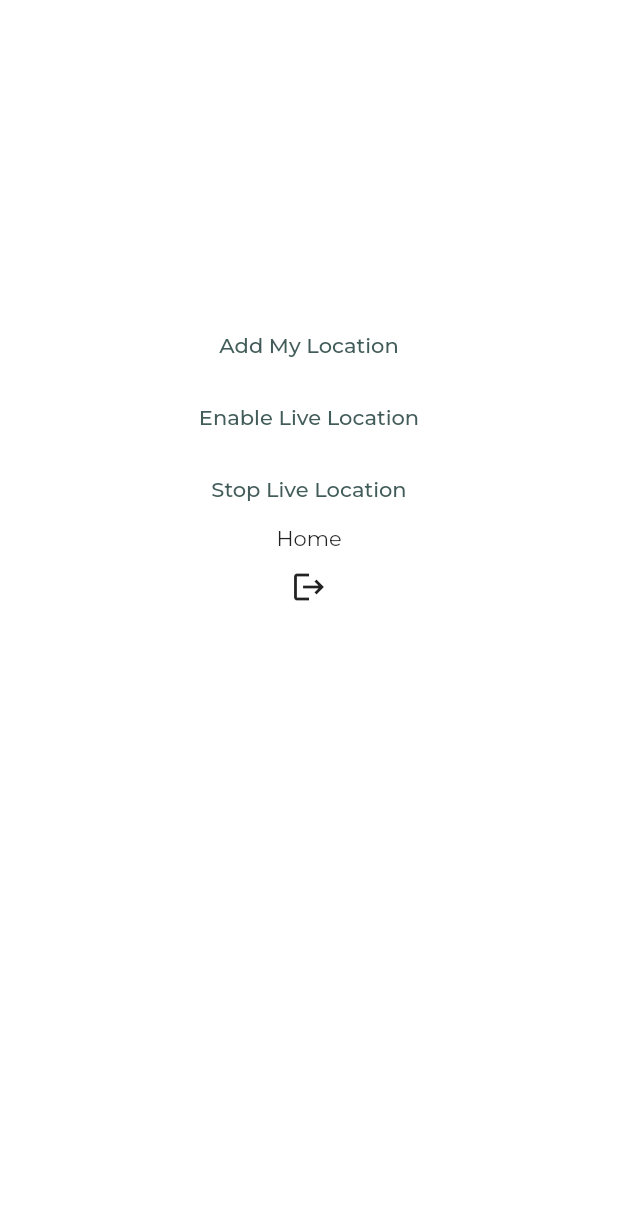
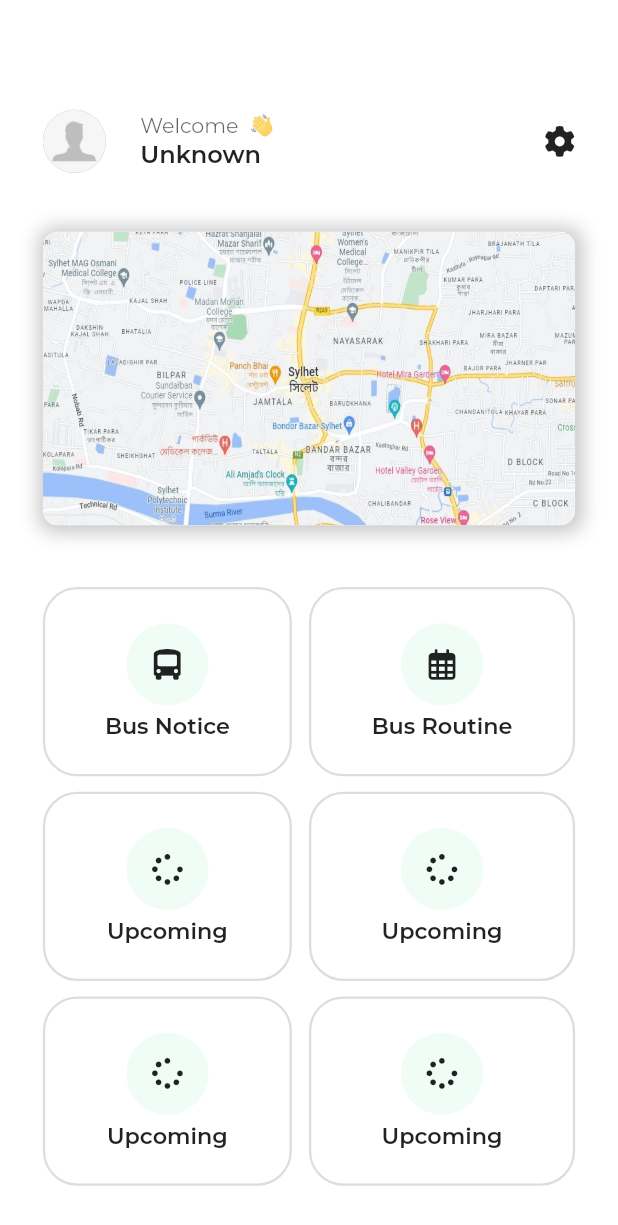
Before and after one commit to Sajid-ikram/LU-Bird, a Flutter app: the screen it shows once a user with an empty profile is signed in, on a phone screen of 412 x 824 dp. Shown: the top 1225 px of the screen. Run offline on Flutter 3.47's test engine with Material 2 defaults, Android fonts, the phone set to English and light mode, and no system bars; our stand-ins replace cloud_firestore, firebase_auth, firebase_core, flutter_screenutil, flutter_spinkit, font_awesome_flutter and 4 more; accounts and stored records are empty.

Commit message:
Multiple device tracking

```diff
--- a/lib/initial.dart
+++ b/lib/initial.dart
@@ -2,10 +2,12 @@ import 'package:flutter/cupertino.dart';
 import 'package:firebase_core/firebase_core.dart';
 import 'package:firebase_auth/firebase_auth.dart';
 import 'package:flutter/material.dart';
+import 'package:lu_bird/providers/profile_provider.dart';
 import 'package:lu_bird/view/auth/landing_page.dart';
 import 'package:lu_bird/view/auth/verification.dart';
 import 'package:lu_bird/view/home/home.dart';
 import 'package:lu_bird/view/public_widgets/custom_loading.dart';
+import 'package:provider/provider.dart';
 
 class Initial extends StatefulWidget {
   const Initial({Key? key}) : super(key: key);
@@ -16,6 +18,7 @@ class Initial extends StatefulWidget {
 
 class _InitialState extends State<Initial> {
   final Future<FirebaseApp> _initialization = Firebase.initializeApp();
+
   @override
   Widget build(BuildContext context) {
     return FutureBuilder(
@@ -44,6 +47,12 @@ class MiddleOfHomeAndSignIn extends StatefulWidget {
 
 class _MiddleOfHomeAndSignInState extends State<MiddleOfHomeAndSignIn> {
   @override
+  void initState() {
+    // TODO: implement initState
+    super.initState();
+    Provider.of<ProfileProvider>(context, listen: false).getUserInfo();
+  }
+  @override
   Widget build(BuildContext context) {
     return StreamBuilder<User?>(
       stream:
--- a/lib/main.dart
+++ b/lib/main.dart
@@ -1,17 +1,21 @@
+import 'package:firebase_core/firebase_core.dart';
 import 'package:flutter/material.dart';
 import 'package:flutter/services.dart';
 import 'package:google_fonts/google_fonts.dart';
 import 'package:flutter_screenutil/flutter_screenutil.dart';
 import 'package:lu_bird/providers/authentication.dart';
+import 'package:lu_bird/providers/profile_provider.dart';
 import 'package:lu_bird/view/auth/landing_page.dart';
 import 'package:lu_bird/view/auth/registration.dart';
 import 'package:lu_bird/view/auth/signin.dart';
+import 'package:lu_bird/view/home/gps_settings.dart';
 import 'package:lu_bird/view/public_widgets/app_colors.dart';
 import 'package:provider/provider.dart';
 import 'initial.dart';
 
 void main() {
   WidgetsFlutterBinding.ensureInitialized();
+
   runApp(const MyApp());
 }
 
@@ -31,11 +35,13 @@ class MyApp extends StatelessWidget {
     return MultiProvider(
       providers: [
         ChangeNotifierProvider(create: (_) => Authentication()),
-
+        ChangeNotifierProvider(create: (_) => ProfileProvider()),
       ],
       child: ScreenUtilInit(
         designSize: const Size(360, 800),
-        builder: (context, child) => MaterialApp(
+        builder: (context, child) {
+
+          return MaterialApp(
               debugShowCheckedModeBanner: false,
               title: 'LU Bird',
               theme: _buildTheme(Brightness.light),
@@ -45,8 +51,9 @@ class MyApp extends StatelessWidget {
                 "Registration": (ctx) => const Registration(),
                 "LandingPage": (ctx) => const LandingPage(),
                 "MiddleOfHomeAndSignIn": (ctx) => const MiddleOfHomeAndSignIn(),
-
-            }),
+                "GPSSetting": (ctx) => const GPSSetting(),
+              });
+        },
       ),
     );
   }
--- a/lib/providers/authentication.dart
+++ b/lib/providers/authentication.dart
@@ -96,6 +96,7 @@ class Authentication with ChangeNotifier {
 
   Future signOut() async {
     await _firebaseAuth.signOut();
+    notifyListeners();
   }
 
   Future<String> resetPassword(String email, BuildContext context) async {
--- /dev/null
+++ b/lib/providers/profile_provider.dart
@@ -0,0 +1,32 @@
+import 'package:cloud_firestore/cloud_firestore.dart';
+import 'package:firebase_auth/firebase_auth.dart';
+import 'package:flutter/cupertino.dart';
+
+class ProfileProvider extends ChangeNotifier {
+  String profileUrl = '';
+  String profileName = '';
+  String role = '';
+  String email = '';
+  String department = '';
+  String currentUserUid = '';
+
+  getUserInfo() async {
+
+
+    final User? user = FirebaseAuth.instance.currentUser;
+    if(user!=null){
+      DocumentSnapshot userInfo =
+      await FirebaseFirestore.instance.collection('users').doc(user.uid).get();
+      profileUrl = userInfo["url"];
+      profileName = userInfo["name"];
+      role = userInfo["role"];
+      email = userInfo["email"];
+      department = userInfo["department"];
+      currentUserUid = user.uid;
+      print(profileName);
+      print("===================2");
+      notifyListeners();
+    }
+
+  }
+}
--- a/lib/view/home/home.dart
+++ b/lib/view/home/home.dart
@@ -1,15 +1,11 @@
-import 'dart:async';
-import 'package:permission_handler/permission_handler.dart';
-import 'package:cloud_firestore/cloud_firestore.dart';
+import 'package:font_awesome_flutter/font_awesome_flutter.dart';
+import 'package:lu_bird/view/home/widgets/home_map.dart';
+import 'package:lu_bird/view/home/widgets/home_profile.dart';
 import 'package:flutter/cupertino.dart';
 import 'package:flutter/material.dart';
 import 'package:flutter_screenutil/flutter_screenutil.dart';
-import 'package:lu_bird/view/home/custom_map.dart';
-import 'package:provider/provider.dart';
-import '../../providers/authentication.dart';
-import 'package:location/location.dart' as loc;
 
-import '../public_widgets/custom_loading.dart';
+import 'custom_map.dart';
 
 class Home extends StatefulWidget {
   const Home({Key? key}) : super(key: key);
@@ -19,144 +15,94 @@ class Home extends StatefulWidget {
 }
 
 class _HomeState extends State<Home> {
-  final loc.Location location = loc.Location();
-  StreamSubscription<loc.LocationData>? _locationSub;
 
-  @override
-  void initState() {
-    // TODO: implement initState
-    super.initState();
-    _requestPermission();
-    location.changeSettings(interval: 300, accuracy: loc.LocationAccuracy.high);
-    location.enableBackgroundMode(enable: true);
-  }
+  List<IconData> icons = [
+    FontAwesomeIcons.busSimple,
+    FontAwesomeIcons.calendarDays,
+    FontAwesomeIcons.spinner,
+    FontAwesomeIcons.spinner,
+    FontAwesomeIcons.spinner,
+    FontAwesomeIcons.spinner,
+
+  ];
+
+  List<String> names = [
+    "Bus Notice",
+    "Bus Routine",
+    "Upcoming",
+    "Upcoming",
+    "Upcoming",
+    "Upcoming",
+  ];
 
   @override
   Widget build(BuildContext context) {
     return Scaffold(
-      body: Center(
-        child: Column(
-          mainAxisAlignment: MainAxisAlignment.center,
-          children: [
-            SizedBox(
-              height: 200.h,
-            ),
-            TextButton(
-                onPressed: () {
-                  _getLocation();
-                },
-                child: const Text("Add My Location")),
-            TextButton(
-                onPressed: () {
-                  _listLocation();
-                },
-                child: const Text("Enable Live Location")),
-            TextButton(
-                onPressed: () {
-                  _stopListening();
-                },
-                child: const Text("Stop Live Location")),
-            const Text("Home"),
-            IconButton(
-              onPressed: () {
-                Provider.of<Authentication>(context, listen: false).signOut();
-              },
-              icon: const Icon(Icons.logout),
-            ),
-            Expanded(
-              child: StreamBuilder<QuerySnapshot>(
-                stream: FirebaseFirestore.instance
-                    .collection("location")
-                    .snapshots(),
-                builder: (context, snapshot) {
-                  if (snapshot.hasError) {
-                    return const Center(child: Text("Something went wrong"));
-                  }
-                  if (snapshot.connectionState == ConnectionState.waiting) {
-                    return buildLoadingWidget();
-                  }
 
-                  final data = snapshot.data;
-
-                  if (data != null && data.docs.isEmpty) {
-                    return const SizedBox();
-                  }
-
-                  return ListView.builder(
-                    itemBuilder: (context, index) => ListTile(
-                      title: Text(data?.docs[index]['name']),
-                      subtitle: Row(
+      body: Column(
+        children: [
+          SizedBox(
+            height: 150.h,
+            child: homeUserInfo(context),
+          ),
+          GestureDetector(
+            onTap: () {
+              Navigator.of(context).push(MaterialPageRoute(
+                  builder: (context) => const CustomMap("user1")));
+            },
+            child: homeMap(),
+          ),
+          Expanded(
+            child: Padding(
+              padding: EdgeInsets.symmetric(horizontal: 25.w),
+              child: GridView.builder(
+                padding: EdgeInsets.only(top: 15.h),
+                gridDelegate: const SliverGridDelegateWithFixedCrossAxisCount(
+                    crossAxisCount: 2, childAspectRatio: 1.3),
+                itemCount: 6,
+                physics: const BouncingScrollPhysics(),
+                itemBuilder: (BuildContext context, int index) {
+                  return Container(
+                    margin: EdgeInsets.only(
+                      right: index % 2 == 0 ? 10.w : 0,
+                      bottom: 10.h,
+                    ),
+                    decoration: BoxDecoration(
+                        border: Border.all(
+                          width: 1.5,
+                          color:
+                              Theme.of(context).primaryColor.withOpacity(0.2),
+                        ),
+                        color: Colors.white,
+                        borderRadius: BorderRadius.circular(20.sp)),
+                    child: Center(
+                      child: Column(
+                        mainAxisAlignment: MainAxisAlignment.center,
                         children: [
-                          Text(data!.docs[index]['latitude'].toString()),
-                          const SizedBox(height: 20),
-                          Text(data.docs[index]['longitude'].toString())
+                          Container(
+                            padding: EdgeInsets.all(15.sp),
+                            decoration: BoxDecoration(
+                              borderRadius: BorderRadius.circular(50.sp),
+                              color: Colors.greenAccent.withOpacity(0.1),
+                            ),
+                            child:  Icon(icons[index],size: 18.sp,),
+                          ),
+                          SizedBox(height: 5.h),
+                          Text(
+                            names[index],
+                            style: TextStyle(
+                                fontSize: 13.sp, fontWeight: FontWeight.w600),
+                          )
                         ],
                       ),
-                      trailing: IconButton(
-                        icon: const Icon(Icons.map),
-                        onPressed: () {
-                          Navigator.of(context).push(MaterialPageRoute(
-                              builder: (context) =>
-                                  CustomMap(data.docs[index].id)));
-                        },
-                      ),
                     ),
-                    itemCount: data?.docs.length,
                   );
                 },
               ),
-            )
-          ],
-        ),
+            ),
+          )
+        ],
       ),
     );
   }
-
-  _getLocation() async {
-    try {
-      final loc.LocationData locationResult = await location.getLocation();
-      await FirebaseFirestore.instance.collection('location').doc('user1').set({
-        'latitude': locationResult.latitude,
-        'longitude': locationResult.longitude,
-        'name': "Ikram",
-      });
-    } catch (e) {
-      print(e);
-    }
-  }
-
-  Future<void> _listLocation() async {
-    _locationSub = location.onLocationChanged.handleError((onError) {
-      print(onError);
-      _locationSub!.cancel();
-      setState(() {
-        _locationSub = null;
-      });
-    }).listen((loc.LocationData currentLocation) async {
-      await FirebaseFirestore.instance.collection('location').doc('user1').set({
-        'latitude': currentLocation.latitude,
-        'longitude': currentLocation.longitude,
-        'name': "Ikram",
-      });
-    });
-  }
-
-  _stopListening() {
-    _locationSub?.cancel();
-    setState(() {
-      _locationSub = null;
-    });
-  }
-
-  _requestPermission() async {
-    var status = await Permission.location.request();
-    if (status.isGranted) {
-      print('done');
-    } else if (status.isDenied) {
-      _requestPermission();
-    } else if (status.isPermanentlyDenied) {
-      openAppSettings();
-    }
-  }
-
 }
--- /dev/null
+++ b/lib/view/home/widgets/home_map.dart
@@ -0,0 +1,27 @@
+import 'package:flutter/cupertino.dart';
+import 'package:flutter/material.dart';
+import 'package:flutter_screenutil/flutter_screenutil.dart';
+
+Container homeMap() {
+  return Container(
+    height: 190.h,
+    width: double.infinity,
+    margin: EdgeInsets.fromLTRB(25.w, 0, 25.w, 25.h),
+    decoration: BoxDecoration(
+        color: Colors.white,
+        borderRadius: BorderRadius.circular(10),
+        boxShadow: [
+          BoxShadow(
+              color: Colors.black.withOpacity(0.23),
+              offset: Offset(1, 1),
+              spreadRadius: 3,
+              blurRadius: 10)
+        ]),
+    child: ClipRRect(
+      borderRadius: BorderRadius.circular(10),
+        child: Image.asset(
+      "assets/map.JPG",
+      fit: BoxFit.fill,
+    )),
+  );
+}
--- /dev/null
+++ b/lib/view/home/widgets/home_profile.dart
@@ -0,0 +1,78 @@
+import 'package:flutter/cupertino.dart';
+import 'package:flutter/material.dart';
+import 'package:flutter_screenutil/flutter_screenutil.dart';
+import 'package:font_awesome_flutter/font_awesome_flutter.dart';
+import 'package:provider/provider.dart';
+
+import '../../../providers/profile_provider.dart';
+
+Padding homeUserInfo(BuildContext context) {
+  return Padding(
+    padding: EdgeInsets.fromLTRB(25.w, 43.h, 25.w, 10.h),
+    child: Consumer<ProfileProvider>(
+      builder: (context, provider, child) {
+        return Row(
+          children: [
+            provider.profileUrl != ""
+                ? GestureDetector(
+                    onTap: () {
+                      /*Navigator.push(
+                  context,
+                  MaterialPageRoute(builder: (context) {
+                    return ;
+                  }),
+                );*/
+                    },
+                    child: CircleAvatar(
+                      backgroundColor: Colors.grey,
+                      radius: 21,
+                      backgroundImage: NetworkImage(
+                        provider.profileUrl,
+                      ),
+                    ),
+                  )
+                : GestureDetector(
+                    onTap: () {},
+                    child: const CircleAvatar(
+                      backgroundColor: Colors.grey,
+                      radius: 21,
+                      backgroundImage: AssetImage("assets/profile.jpg"),
+                    ),
+                  ),
+            Padding(
+              padding: EdgeInsets.only(left: 20.sp),
+              child: Column(
+                mainAxisAlignment: MainAxisAlignment.center,
+                crossAxisAlignment: CrossAxisAlignment.start,
+                children: [
+                  Text(
+                    "Welcome  👋",
+                    style: TextStyle(
+                        fontSize: 12.sp, color: Colors.black.withOpacity(0.6)),
+                  ),
+                  Text(
+                    provider.profileName.isEmpty
+                        ? "Unknown"
+                        : provider.profileName,
+                    style:
+                        TextStyle(fontSize: 14.sp, fontWeight: FontWeight.w600),
+                  )
+                ],
+              ),
+            ),
+            const Spacer(),
+            InkWell(
+              onTap: (){
+                Navigator.of(context).pushNamed("GPSSetting");
+              },
+              child: Icon(
+                FontAwesomeIcons.gear,
+                size: 18.sp,
+              ),
+            )
+          ],
+        );
+      },
+    ),
+  );
+}
```
Also changed, not shown: lib/view/home/custom_map.dart (+24 -26 lines), lib/view/home/gps_settings.dart (added, +128 -0 lines), assets/map.JPG (added), assets/profile.jpg (added). Lines whose indentation alone changed are shown as unchanged.
